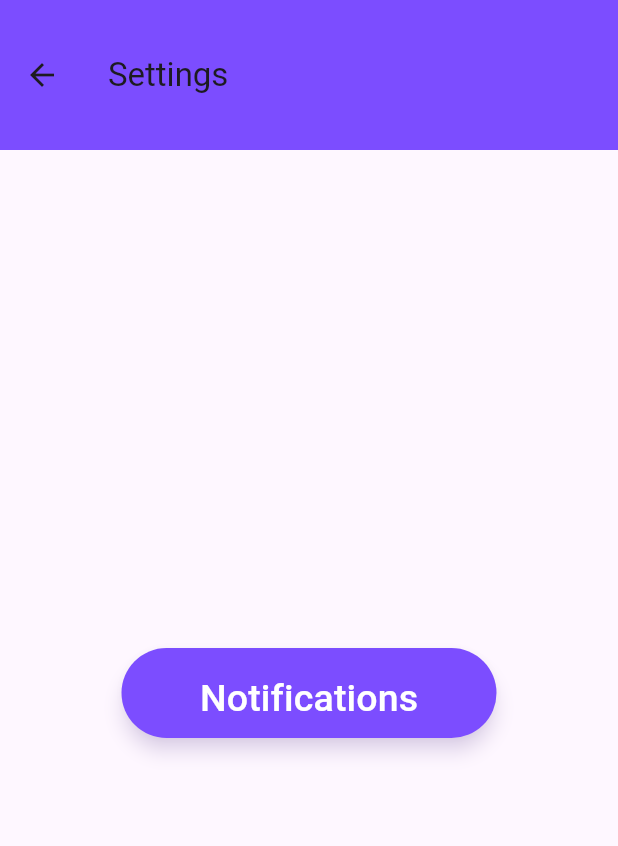
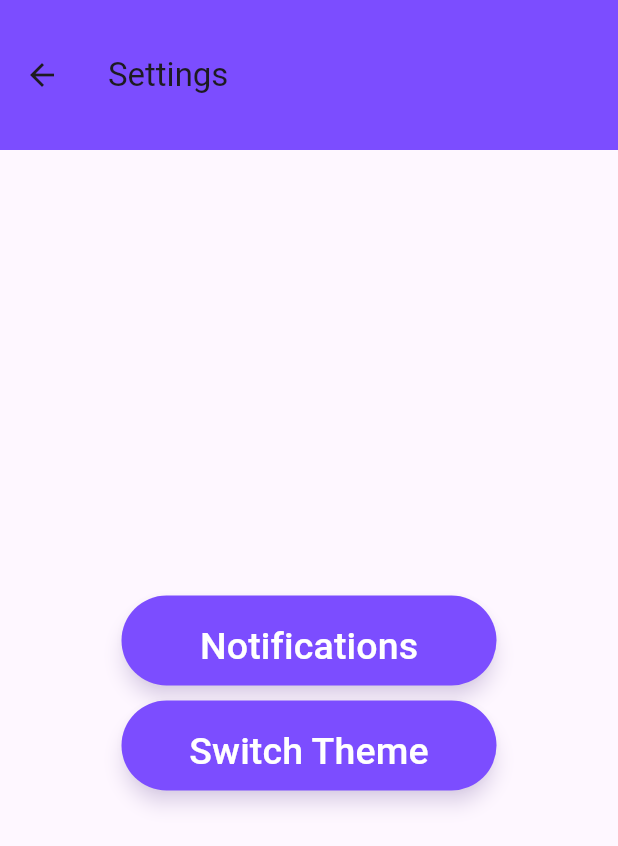
Before and after one commit to evanlee2212/sleep_tracker, a Flutter app: the screen it shows after launch, after a tap on the "settings" icon, on a phone screen of 412 x 824 dp. Shown: the top 846 px of the screen. Run offline on Flutter 3.47's test engine with Material 3 defaults, Android fonts, the phone set to English and light mode, and no system bars; our stand-ins replace audioplayers, file_picker, firebase_core, shared_preferences; accounts and stored records are empty.

Commit message:
Fully implemented dark mode

```diff
--- a/lib/Pages/main.dart
+++ b/lib/Pages/main.dart
@@ -1,31 +1,35 @@
 import 'package:flutter/material.dart';
+import 'package:provider/provider.dart';
 import 'package:sleep_app/Pages/resource_page.dart';
 import 'package:sleep_app/Pages/settings_page.dart';
 import '../components/menu_button.dart';
 import 'package:sleep_app/Pages/sleep_data.dart';
 import 'package:firebase_core/firebase_core.dart';
-
+import 'package:sleep_app/components/theme_manager.dart';
 
 void main() async {
   WidgetsFlutterBinding.ensureInitialized();
   await Firebase.initializeApp();
-  runApp(MyApp());
+  runApp(
+      ChangeNotifierProvider(
+        create: (context) => ThemeManager(),
+        child: const MyApp(),
+      ),
+  );
 }
 
 class MyApp extends StatelessWidget {
-   MyApp({super.key});
+   const MyApp({super.key});
 
   @override
   Widget build(BuildContext context) {
+    final themeManager = Provider.of<ThemeManager>(context);
+
     return MaterialApp(
-      theme: ThemeData(
-        primarySwatch: Colors.deepPurple,
-        appBarTheme: AppBarTheme(
-          backgroundColor: Colors.deepPurpleAccent,
-          toolbarHeight: 100,
-        ),
-      ),
-      home: MyHomePage(title: 'Sweet Dreams'),
+      theme: ThemeData.light(),
+      darkTheme: ThemeData.dark(),
+      themeMode: themeManager.themeMode,
+      home: MyHomePage(title: '',),
     );
   }
 }
@@ -50,7 +54,6 @@
           IconButton(
             icon: Icon(Icons.settings),
             onPressed: () => Navigator.push(context, MaterialPageRoute(builder: (context) => SettingsPage())),
-            color: Colors.white,
           )
         ]
       ),
--- a/lib/Pages/resource_page.dart
+++ b/lib/Pages/resource_page.dart
@@ -24,11 +24,6 @@ class _ResourcesPageState extends State<ResourcesPage> implements ResourcesContr
   @override
   void navigateToSounds() {
     Navigator.push(context, MaterialPageRoute(builder: (context) => const SleepSoundApp()));
-  }
-
-  @override
-  void showError(String message) {
-    ScaffoldMessenger.of(context).showSnackBar(SnackBar(content: Text(message)));
   }
 
   @override
--- a/lib/Pages/settings_page.dart
+++ b/lib/Pages/settings_page.dart
@@ -1,8 +1,10 @@
 import 'package:flutter/material.dart';
+import 'package:provider/provider.dart';
 import 'package:sleep_app/Pages/notification.dart';
 import '../components/menu_button.dart';
 import 'package:sleep_app/dreams/contracts/settings_contract.dart';
 import 'package:sleep_app/dreams/presenter/settings_presenter.dart';
+import '../components/theme_manager.dart';
 
 class SettingsPage extends StatefulWidget {
   const SettingsPage({super.key});
@@ -13,11 +15,14 @@ class SettingsPage extends StatefulWidget {
 
 class _SettingsPageState extends State<SettingsPage> implements SettingsContractView{
   late final SettingsPresenter _presenter;
+  bool isDark = false;
 
   @override
   void initState() {
     super.initState();
     _presenter = SettingsPresenter(this);
+    final themeManager = Provider.of<ThemeManager>(context, listen: false);
+    isDark = themeManager.themeMode == ThemeMode.dark;
   }
 
   @override
@@ -26,12 +31,17 @@ class _SettingsPageState extends State<SettingsPage> implements SettingsContract
   }
 
   @override
-  void showError(String message) {
-    ScaffoldMessenger.of(context).showSnackBar(SnackBar(content: Text(message)));
+  void swapAppTheme() {
+    final themeManager = Provider.of<ThemeManager>(context, listen: false);
+    setState(() {
+      isDark = !isDark;
+      themeManager.toggleTheme(isDark);
+    });
   }
 
   @override
   Widget build(BuildContext context) {
+
     return Scaffold(
       appBar: AppBar(
         title: Text(
@@ -51,7 +61,11 @@ class _SettingsPageState extends State<SettingsPage> implements SettingsContract
                 text: 'Notifications',
                 onPressed: () => _presenter.onNotificationsPressed(),
               ),
-
+              SizedBox(height: 10),
+              MenuButton(
+                text: 'Switch Theme',
+                onPressed: () => _presenter.onAppThemePressed(),
+              ),
             ],
           ),
         ),
--- a/lib/Pages/sleep_data.dart
+++ b/lib/Pages/sleep_data.dart
@@ -21,6 +21,7 @@ class _SleepDataState extends State<SleepData> implements SleepDataContractView
   @override
   void initState() {
     super.initState();
+    _diaryModel = SleepDiaryModel();
     _presenter = SleepDataPresenter(this, _diaryModel);
   }
 
--- /dev/null
+++ b/lib/components/theme_manager.dart
@@ -0,0 +1,35 @@
+import 'package:flutter/material.dart';
+import 'package:shared_preferences/shared_preferences.dart';
+
+class ThemeManager with ChangeNotifier {
+  ThemeMode _themeMode = ThemeMode.system;
+
+  ThemeManager() {
+    _loadTheme();
+  }
+
+  ThemeMode get themeMode => _themeMode;
+
+  Future<void> _loadTheme() async {
+    final userPreference = await SharedPreferences.getInstance();
+    final currentTheme = userPreference.getString('theme');
+
+    if (currentTheme == 'dark') {
+      _themeMode = ThemeMode.dark;
+    } else if (currentTheme == 'light') {
+      _themeMode = ThemeMode.light;
+    } else {
+      _themeMode = ThemeMode.system;
+    }
+
+    notifyListeners();
+  }
+
+  Future<void> toggleTheme(bool isDark) async {
+    _themeMode = isDark ? ThemeMode.dark : ThemeMode.light;
+    notifyListeners();
+
+    final userPreference = await SharedPreferences.getInstance();
+    await userPreference.setString('theme', isDark ? 'dark' : 'light');
+  }
+}
--- a/lib/dreams/contracts/resources_contract.dart
+++ b/lib/dreams/contracts/resources_contract.dart
@@ -1,6 +1,5 @@
 abstract class ResourcesContractView {
   void navigateToSounds();
-  void showError(String message);
 }
 
 abstract class ResourcesContractPresenter {
--- a/lib/dreams/contracts/settings_contract.dart
+++ b/lib/dreams/contracts/settings_contract.dart
@@ -1,8 +1,9 @@
 abstract class SettingsContractView {
   void navigateToNotifications();
-  void showError(String message);
+  void swapAppTheme();
 }
 
 abstract class SettingsContractPresenter {
   void onNotificationsPressed();
+  void onAppThemePressed();
 }
--- a/lib/dreams/presenter/resources_presenter.dart
+++ b/lib/dreams/presenter/resources_presenter.dart
@@ -7,10 +7,6 @@ class ResourcesPresenter {
 
   @override
   void onSoundsPressed() {
-    try {
-      _view.navigateToSounds();
-    } catch (e) {
-      _view.showError('Could not open Sounds');
-    }
+    _view.navigateToSounds();
   }
 }
```
Also changed, not shown: lib/Pages/sounds.dart (+2 -19 lines), lib/dreams/presenter/settings_presenter.dart (+5 -5 lines).
